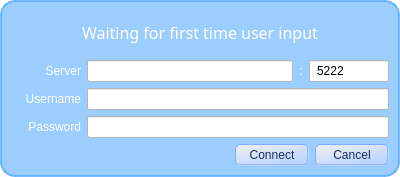
Above: bin/data/ui/communications_login.ui from realXtend/tundra before the change. Below: the same form after it.
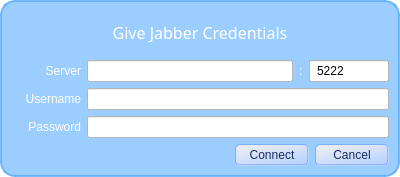
That is the form after the change.

Commit message: * One title string change in UI file

What changed in the file:
```diff
--- a/bin/data/ui/communications_login.ui
+++ b/bin/data/ui/communications_login.ui
@@ -114,7 +114,7 @@
              <string>color: rgb(255,255,255);font: 16px bold;</string>
             </property>
             <property name="text">
-             <string>Waiting for first time user input</string>
+             <string>Give Jabber Credentials</string>
             </property>
             <property name="alignment">
              <set>Qt::AlignCenter</set>
```
